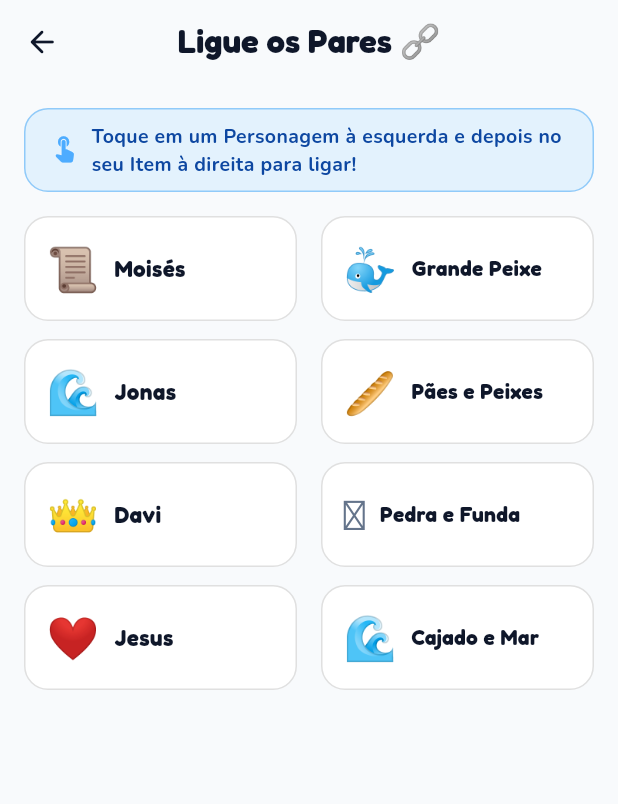
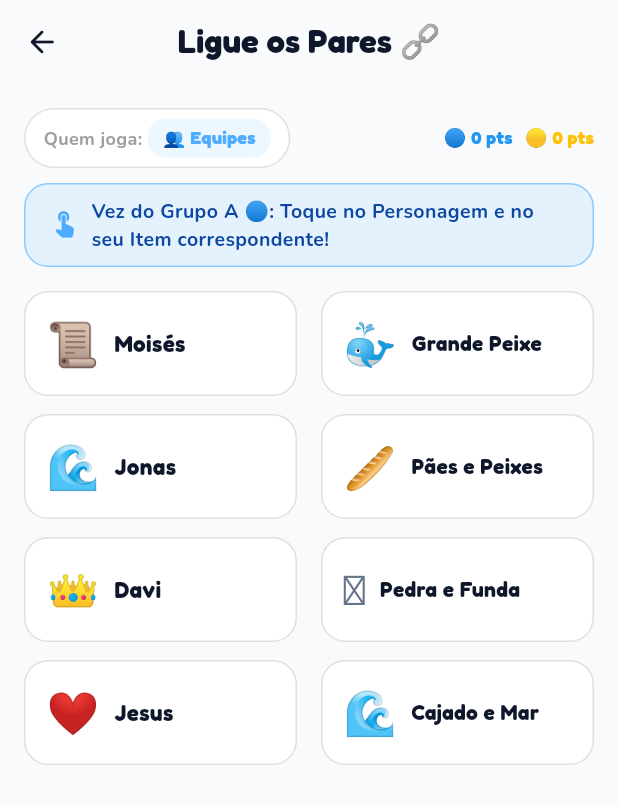
Before and after one commit to wandersonrossini-boop/salinha-das-criancas, a Flutter app: the MatchPairsScreen screen opened directly, on a phone screen of 412 x 824 dp. Shown: the top 804 px of the screen. Run offline on Flutter 3.47's test engine with Material 3 defaults, Android fonts, the phone set to English and light mode, and no system bars; our stand-ins replace audioplayers, cloud_firestore, firebase_auth, firebase_core, flutter_fortune_wheel, google_fonts and 3 more; accounts and stored records are empty.

Commit message:
feat: consolida placar completo do Quiz e selecao de modo Alunos/Equipes no Ligue os Pares

```diff
--- a/lib/features/games/screens/match_pairs_screen.dart
+++ b/lib/features/games/screens/match_pairs_screen.dart
@@ -42,7 +42,11 @@ class _MatchPairsScreenState extends State<MatchPairsScreen> {
 
   String? _selectedLeftId;
   Set<String> _matchedIds = {};
+  String _playMode = 'Equipes'; // 'Equipes' ou 'Alunos'
   String _lessonTheme = 'Aula de Hoje';
+  int _activeTeamIndex = 0; // 0: Grupo A 🔵, 1: Grupo B 🟡
+  final List<String> _teamNames = ['Grupo A 🔵', 'Grupo B 🟡'];
+  final Map<String, int> _scores = {'Grupo A 🔵': 0, 'Grupo B 🟡': 0};
 
   @override
   void initState() {
@@ -84,6 +88,21 @@ class _MatchPairsScreenState extends State<MatchPairsScreen> {
     if (_selectedLeftId == id) {
       // Match correto!
       AudioService.instance.playVictory();
+
+      final currentScorer = _playMode == 'Equipes' ? _teamNames[_activeTeamIndex] : 'Aluno';
+      if (_playMode == 'Equipes') {
+        _scores[currentScorer] = (_scores[currentScorer] ?? 0) + 10;
+        _activeTeamIndex = (_activeTeamIndex + 1) % 2;
+      }
+
+      ScaffoldMessenger.of(context).showSnackBar(
+        SnackBar(
+          content: Text('🎉 $currentScorer acertou! +10 pts 🎯', style: const TextStyle(fontFamily: 'Fredoka', fontWeight: FontWeight.bold)),
+          duration: const Duration(milliseconds: 1500),
+          backgroundColor: Colors.green.shade600,
+        ),
+      );
+
       setState(() {
         _matchedIds.add(id);
         _selectedLeftId = null;
@@ -174,6 +193,51 @@ class _MatchPairsScreenState extends State<MatchPairsScreen> {
           padding: const EdgeInsets.all(16.0),
           child: Column(
             children: [
+              Row(
+                mainAxisAlignment: MainAxisAlignment.spaceBetween,
+                children: [
+                  Container(
+                    padding: const EdgeInsets.symmetric(horizontal: 12, vertical: 6),
+                    decoration: BoxDecoration(
+                      color: Colors.white,
+                      borderRadius: BorderRadius.circular(20),
+                      border: Border.all(color: Colors.grey.shade300),
+                    ),
+                    child: Row(
+                      children: [
+                        const Text('Quem joga: ', style: TextStyle(fontFamily: 'Nunito', fontSize: 12, fontWeight: FontWeight.bold, color: Colors.grey)),
+                        GestureDetector(
+                          onTap: () {
+                            setState(() {
+                              _playMode = _playMode == 'Equipes' ? 'Alunos' : 'Equipes';
+                            });
+                          },
+                          child: Container(
+                            padding: const EdgeInsets.symmetric(horizontal: 10, vertical: 4),
+                            decoration: BoxDecoration(
+                              color: AppColors.azulCeleste.withOpacity(0.1),
+                              borderRadius: BorderRadius.circular(12),
+                            ),
+                            child: Text(
+                              _playMode == 'Equipes' ? '👥 Equipes' : '👤 Alunos',
+                              style: const TextStyle(fontFamily: 'Fredoka', fontSize: 12, fontWeight: FontWeight.bold, color: AppColors.azulCeleste),
+                            ),
+                          ),
+                        ),
+                      ],
+                    ),
+                  ),
+                  if (_playMode == 'Equipes')
+                    Row(
+                      children: [
+                        Text('🔵 ${_scores['Grupo A 🔵'] ?? 0} pts', style: const TextStyle(fontFamily: 'Fredoka', fontSize: 12, fontWeight: FontWeight.bold, color: Colors.blue)),
+                        const SizedBox(width: 8),
+                        Text('🟡 ${_scores['Grupo B 🟡'] ?? 0} pts', style: const TextStyle(fontFamily: 'Fredoka', fontSize: 12, fontWeight: FontWeight.bold, color: Colors.amber)),
+                      ],
+                    ),
+                ],
+              ),
+              const SizedBox(height: 10),
               Container(
                 padding: const EdgeInsets.symmetric(horizontal: 16, vertical: 8),
                 decoration: BoxDecoration(
@@ -187,7 +251,9 @@ class _MatchPairsScreenState extends State<MatchPairsScreen> {
                     const SizedBox(width: 8),
                     Expanded(
                       child: Text(
-                        'Toque em um Personagem à esquerda e depois no seu Item à direita para ligar!',
+                        _playMode == 'Equipes'
+                            ? 'Vez do ${_teamNames[_activeTeamIndex]}: Toque no Personagem e no seu Item correspondente!'
+                            : 'Toque no Personagem à esquerda e no seu Item à direita para ligar!',
                         style: TextStyle(fontFamily: 'Nunito', fontSize: 13, fontWeight: FontWeight.bold, color: Colors.blue.shade900),
                       ),
                     ),
--- a/lib/features/games/screens/quiz_screen.dart
+++ b/lib/features/games/screens/quiz_screen.dart
@@ -633,8 +633,8 @@ class _QuizScreenState extends State<QuizScreen> {
           child: Column(
             children: [
               Text(
-                t.name.split(' ').first,
-                style: TextStyle(fontFamily: 'Fredoka', fontWeight: FontWeight.bold, color: tColor, fontSize: 12),
+                t.name,
+                style: TextStyle(fontFamily: 'Fredoka', fontWeight: FontWeight.bold, color: tColor, fontSize: 13),
               ),
               const SizedBox(height: 2),
               Text(
```
